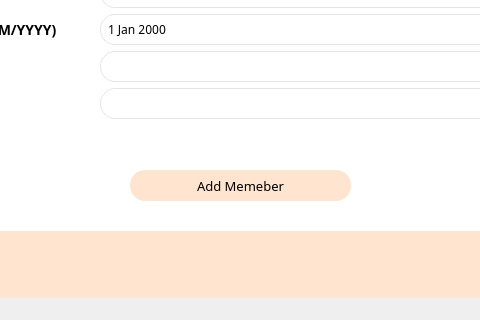
First picture: the form in LibraryInformationSystem/adminmemberedit.ui, repository janelle-lr/CS106LibraryInformationSystem, before the edit; both pictures show x 490 to 970 and y 320 to 640 of the 1280 by 640 pixel window.
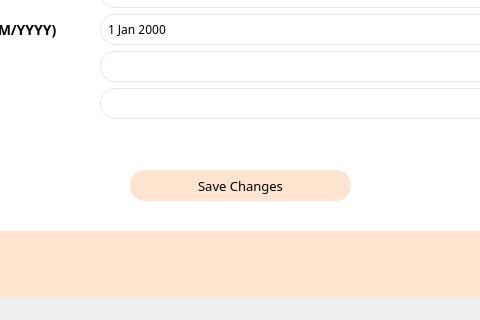
Second picture: the form after the edit. Icons and pictures are not drawn.

Diff of the .ui file:
```diff
--- a/LibraryInformationSystem/adminmemberedit.ui
+++ b/LibraryInformationSystem/adminmemberedit.ui
@@ -254,7 +254,7 @@
       </rect>
      </property>
      <property name="text">
-      <string>Add Memeber</string>
+      <string>Save Changes</string>
      </property>
     </widget>
     <widget class="QLineEdit" name="emailLineEdit">
```
